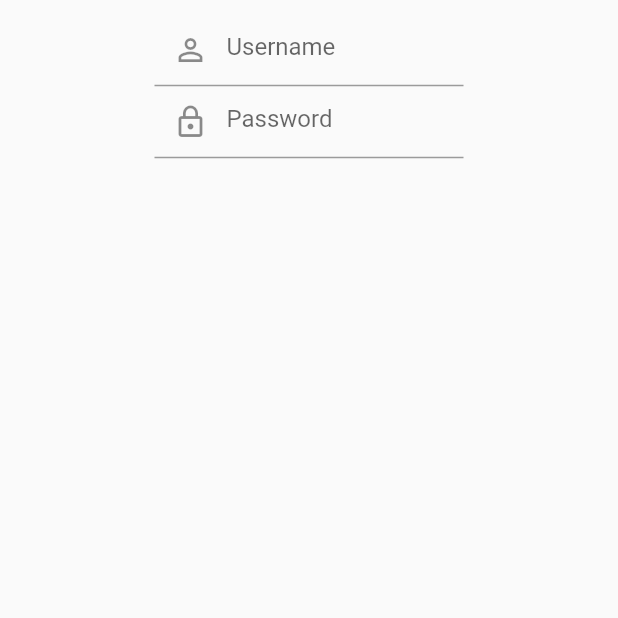
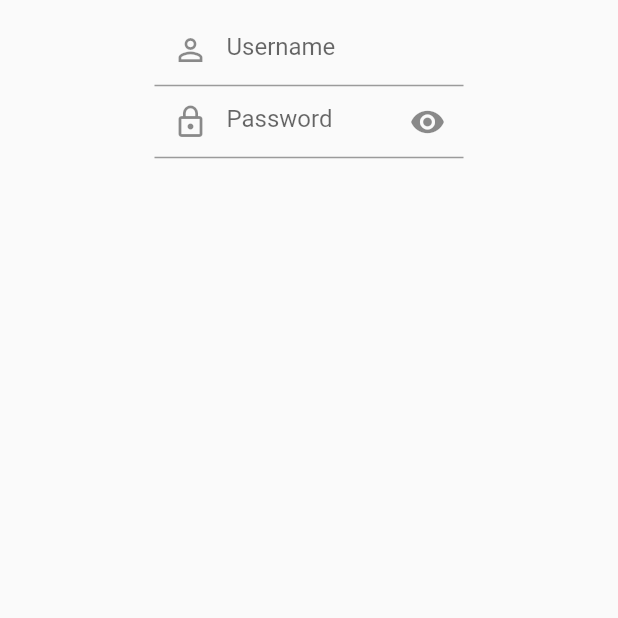
Before and after one commit to nooota/setdna-flutter-poc, a Flutter app: the screen it shows after launch, on a phone screen of 412 x 824 dp, the part 587-1205 px from its top. Run offline on Flutter 3.47's test engine with Material 2 defaults, Android fonts, the phone set to English and light mode, and no system bars.

Commit message:
red eye password

```diff
--- a/lib/widget/login.dart
+++ b/lib/widget/login.dart
@@ -9,6 +9,7 @@ class Login extends StatefulWidget {
 
 class _LoginState extends State<Login> {
   double screen;
+  bool statusRedEye = true;
 
   @override
   Widget build(BuildContext context) {
@@ -18,7 +19,9 @@ class _LoginState extends State<Login> {
         body: Center(
       child: Column(mainAxisSize: MainAxisSize.min, children: [
         buildLogo(),
-        Container(margin: EdgeInsets.only(top: 30),),
+        Container(
+          margin: EdgeInsets.only(top: 30),
+        ),
         buildUsernameTextField(),
         buildPasswordTextField()
       ]),
@@ -26,7 +29,9 @@ class _LoginState extends State<Login> {
   }
 
   Container buildUsernameTextField() {
-    return Container(width: screen * 0.5, child: TextField(
+    return Container(
+        width: screen * 0.5,
+        child: TextField(
           enableSuggestions: false,
           autocorrect: false,
           decoration: InputDecoration(
@@ -37,12 +42,23 @@ class _LoginState extends State<Login> {
   }
 
   Container buildPasswordTextField() {
-    return Container(width: screen * 0.5, child: TextField(
-      obscureText: true,
+    return Container(
+        width: screen * 0.5,
+        child: TextField(
+          obscureText: statusRedEye,
           enableSuggestions: false,
           autocorrect: false,
           decoration: InputDecoration(
             prefixIcon: Icon(Icons.lock_outline),
+            suffixIcon: IconButton(
+              icon: Icon(statusRedEye ? Icons.remove_red_eye : Icons.remove),
+              onPressed: () {
+                FocusScope.of(context).requestFocus();
+                setState(() {
+                  statusRedEye = !statusRedEye;
+                });
+              },
+            ),
             hintText: 'Password',
           ),
         ));
```
Lines whose indentation alone changed are shown as unchanged.
